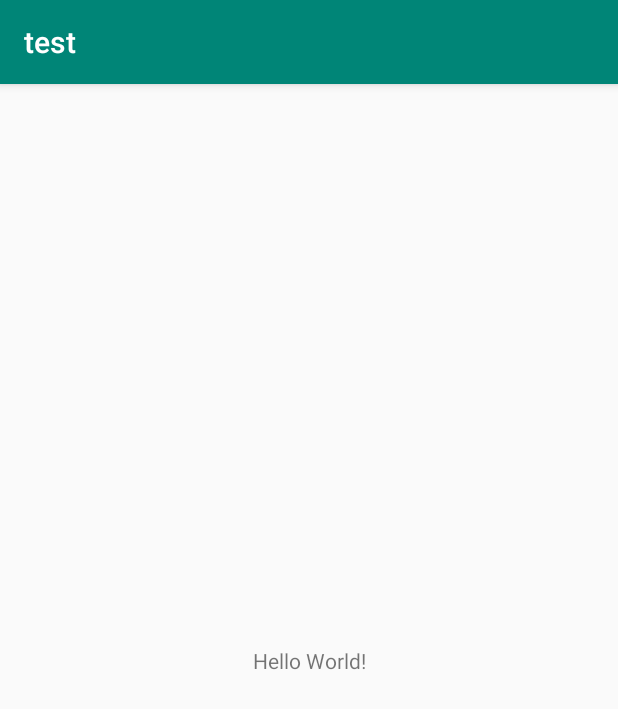
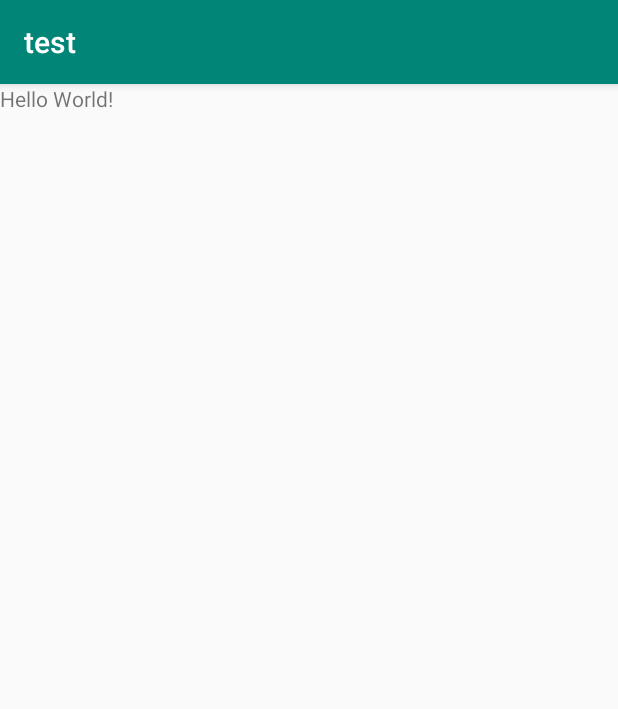
Before and after one commit to doctorfound2020/CSIS3175DF, an Android app: the screen it shows after launch (MainActivity), on a phone screen of 412 x 824 dp. Shown: the top 709 px of the screen. Run offline under Robolectric (Android 15) with nearby library versions, the phone set to English and light mode, and no system bars.

Commit message:
Dasheng Xie

```diff
--- a/app/src/main/res/layout/activity_main.xml
+++ b/app/src/main/res/layout/activity_main.xml
@@ -1,5 +1,5 @@
 <?xml version="1.0" encoding="utf-8"?>
-<androidx.constraintlayout.widget.ConstraintLayout xmlns:android="http://schemas.android.com/apk/res/android"
+<LinearLayout xmlns:android="http://schemas.android.com/apk/res/android"
     xmlns:app="http://schemas.android.com/apk/res-auto"
     xmlns:tools="http://schemas.android.com/tools"
     android:layout_width="match_parent"
@@ -7,12 +7,9 @@
     tools:context=".MainActivity">
 
     <TextView
+        android:id="@+id/textView2"
         android:layout_width="wrap_content"
         android:layout_height="wrap_content"
-        android:text="Hello World!"
-        app:layout_constraintBottom_toBottomOf="parent"
-        app:layout_constraintLeft_toLeftOf="parent"
-        app:layout_constraintRight_toRightOf="parent"
-        app:layout_constraintTop_toTopOf="parent" />
+        android:text="Hello World!" />
 
-</androidx.constraintlayout.widget.ConstraintLayout>
+</LinearLayout>
```
